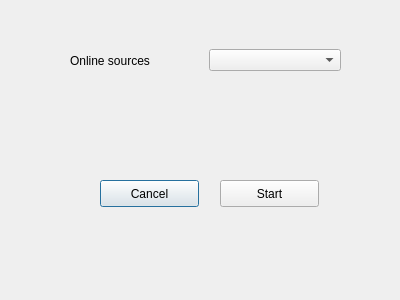
The window that design/download.ui (kokimame/joytan) describes before a commit, drawn with Qt 5.
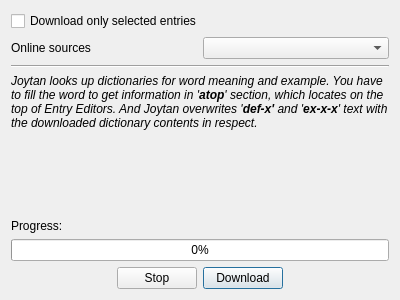
The same window after the commit.

Commit message: UI & logic upgrade to stop worker thread

```diff
--- a/design/download.ui
+++ b/design/download.ui
@@ -13,54 +13,137 @@
   <property name="windowTitle">
    <string>Download Setting</string>
   </property>
-  <widget class="QPushButton" name="cancelBtn">
-   <property name="geometry">
-    <rect>
-     <x>100</x>
-     <y>180</y>
-     <width>99</width>
-     <height>27</height>
-    </rect>
-   </property>
-   <property name="text">
-    <string>Cancel</string>
-   </property>
-  </widget>
-  <widget class="QPushButton" name="startBtn">
-   <property name="geometry">
-    <rect>
-     <x>220</x>
-     <y>180</y>
-     <width>99</width>
-     <height>27</height>
-    </rect>
-   </property>
-   <property name="text">
-    <string>Start</string>
-   </property>
-  </widget>
-  <widget class="QWidget" name="horizontalLayoutWidget">
-   <property name="geometry">
-    <rect>
-     <x>70</x>
-     <y>40</y>
-     <width>271</width>
-     <height>41</height>
-    </rect>
-   </property>
-   <layout class="QHBoxLayout" name="horizontalLayout">
-    <item>
-     <widget class="QLabel" name="label">
-      <property name="text">
-       <string>Online sources</string>
-      </property>
-     </widget>
-    </item>
-    <item>
-     <widget class="QComboBox" name="sourceCombo"/>
-    </item>
-   </layout>
-  </widget>
+  <layout class="QVBoxLayout" name="verticalLayout">
+   <item>
+    <widget class="QCheckBox" name="onlyCheck">
+     <property name="text">
+      <string>Download only selected entries</string>
+     </property>
+    </widget>
+   </item>
+   <item>
+    <layout class="QHBoxLayout" name="horizontalLayout">
+     <item>
+      <widget class="QLabel" name="label">
+       <property name="text">
+        <string>Online sources</string>
+       </property>
+      </widget>
+     </item>
+     <item>
+      <widget class="QComboBox" name="sourceCombo"/>
+     </item>
+    </layout>
+   </item>
+   <item>
+    <widget class="Line" name="line">
+     <property name="orientation">
+      <enum>Qt::Horizontal</enum>
+     </property>
+    </widget>
+   </item>
+   <item>
+    <widget class="QLabel" name="label_2">
+     <property name="text">
+      <string>&lt;html&gt;&lt;head/&gt;&lt;body&gt;&lt;p&gt;&lt;span style=&quot; font-style:italic;&quot;&gt;Joytan looks up dictionaries for word meaning and example. You have to fill the word to get information in '&lt;/span&gt;&lt;span style=&quot; font-weight:600; font-style:italic;&quot;&gt;atop&lt;/span&gt;&lt;span style=&quot; font-style:italic;&quot;&gt;' section, which locates on the top of Entry Editors. And Joytan overwrites '&lt;/span&gt;&lt;span style=&quot; font-weight:600; font-style:italic;&quot;&gt;def-x'&lt;/span&gt;&lt;span style=&quot; font-style:italic;&quot;&gt; and '&lt;/span&gt;&lt;span style=&quot; font-weight:600; font-style:italic;&quot;&gt;ex-x-x&lt;/span&gt;&lt;span style=&quot; font-style:italic;&quot;&gt;' text with the downloaded dictionary contents in respect.&lt;/span&gt;&lt;/p&gt;&lt;/body&gt;&lt;/html&gt;</string>
+     </property>
+     <property name="wordWrap">
+      <bool>true</bool>
+     </property>
+    </widget>
+   </item>
+   <item>
+    <spacer name="verticalSpacer">
+     <property name="orientation">
+      <enum>Qt::Vertical</enum>
+     </property>
+     <property name="sizeHint" stdset="0">
+      <size>
+       <width>20</width>
+       <height>40</height>
+      </size>
+     </property>
+    </spacer>
+   </item>
+   <item>
+    <layout class="QHBoxLayout" name="horizontalLayout_3">
+     <item>
+      <widget class="QLabel" name="label_3">
+       <property name="text">
+        <string>Progress:</string>
+       </property>
+      </widget>
+     </item>
+     <item>
+      <widget class="QLabel" name="pgMsg">
+       <property name="sizePolicy">
+        <sizepolicy hsizetype="MinimumExpanding" vsizetype="Preferred">
+         <horstretch>0</horstretch>
+         <verstretch>0</verstretch>
+        </sizepolicy>
+       </property>
+       <property name="text">
+        <string/>
+       </property>
+      </widget>
+     </item>
+    </layout>
+   </item>
+   <item>
+    <widget class="QProgressBar" name="progressBar">
+     <property name="value">
+      <number>0</number>
+     </property>
+    </widget>
+   </item>
+   <item>
+    <layout class="QHBoxLayout" name="horizontalLayout_4">
+     <item>
+      <spacer name="horizontalSpacer">
+       <property name="orientation">
+        <enum>Qt::Horizontal</enum>
+       </property>
+       <property name="sizeHint" stdset="0">
+        <size>
+         <width>40</width>
+         <height>20</height>
+        </size>
+       </property>
+      </spacer>
+     </item>
+     <item>
+      <widget class="QPushButton" name="cancelBtn">
+       <property name="text">
+        <string>Stop</string>
+       </property>
+      </widget>
+     </item>
+     <item>
+      <widget class="QPushButton" name="startBtn">
+       <property name="text">
+        <string>Download</string>
+       </property>
+       <property name="default">
+        <bool>true</bool>
+       </property>
+      </widget>
+     </item>
+     <item>
+      <spacer name="horizontalSpacer_2">
+       <property name="orientation">
+        <enum>Qt::Horizontal</enum>
+       </property>
+       <property name="sizeHint" stdset="0">
+        <size>
+         <width>40</width>
+         <height>20</height>
+        </size>
+       </property>
+      </spacer>
+     </item>
+    </layout>
+   </item>
+  </layout>
  </widget>
  <resources/>
  <connections/>
```
The commit also changes 5 other files.
